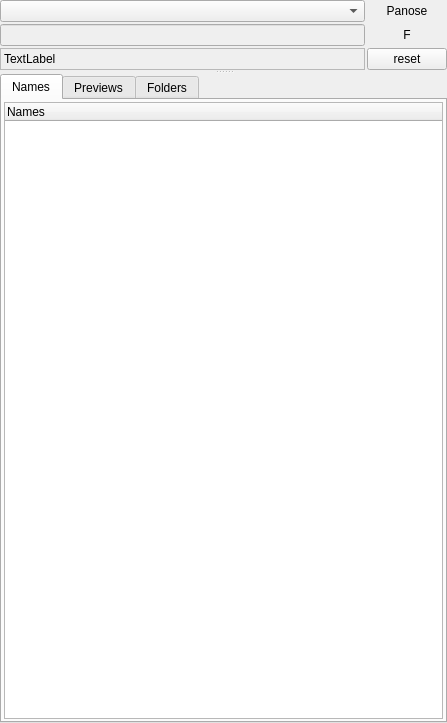
fontmatrix/fontmatrix, file src/listsdock.ui: the form before one commit.
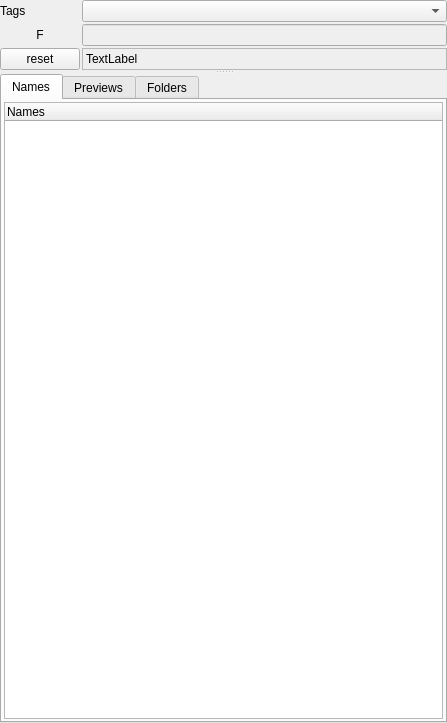
The form after the commit. Icons and pictures are not drawn. Custom widgets are drawn as their Qt base class.

Commit message: Removed - obsololete Panose button in main dock widget Fixed - unbearable slowness of "Browse folders" Added - geometry & floatness of docked widgets (Browse & Tags) are now restored

The edit to the form file:
```diff
--- a/src/listsdock.ui
+++ b/src/listsdock.ui
@@ -50,7 +50,7 @@
          <property name="spacing" >
           <number>2</number>
          </property>
-         <item row="0" column="0" >
+         <item row="0" column="1" >
           <widget class="QComboBox" name="tagsCombo" >
            <property name="sizePolicy" >
             <sizepolicy vsizetype="Fixed" hsizetype="Expanding" >
@@ -69,29 +69,7 @@
            </property>
           </widget>
          </item>
-         <item row="0" column="1" >
-          <widget class="QToolButton" name="panoseButton" >
-           <property name="sizePolicy" >
-            <sizepolicy vsizetype="Fixed" hsizetype="Expanding" >
-             <horstretch>0</horstretch>
-             <verstretch>0</verstretch>
-            </sizepolicy>
-           </property>
-           <property name="toolTip" >
-            <string>Switch to panose filtering</string>
-           </property>
-           <property name="text" >
-            <string>Panose</string>
-           </property>
-           <property name="checkable" >
-            <bool>true</bool>
-           </property>
-           <property name="autoRaise" >
-            <bool>true</bool>
-           </property>
-          </widget>
-         </item>
-         <item row="1" column="0" >
+         <item row="1" column="1" >
           <widget class="QLineEdit" name="searchString" >
            <property name="enabled" >
             <bool>false</bool>
@@ -117,7 +95,39 @@
            </property>
           </widget>
          </item>
-         <item row="1" column="1" >
+         <item row="2" column="1" >
+          <widget class="QLabel" name="filtersCrumb" >
+           <property name="sizePolicy" >
+            <sizepolicy vsizetype="Preferred" hsizetype="Expanding" >
+             <horstretch>2</horstretch>
+             <verstretch>0</verstretch>
+            </sizepolicy>
+           </property>
+           <property name="frameShape" >
+            <enum>QFrame::StyledPanel</enum>
+           </property>
+           <property name="frameShadow" >
+            <enum>QFrame::Plain</enum>
+           </property>
+           <property name="text" >
+            <string>TextLabel</string>
+           </property>
+           <property name="buddy" >
+            <cstring>viewAllButton</cstring>
+           </property>
+          </widget>
+         </item>
+         <item row="0" column="0" >
+          <widget class="QLabel" name="label" >
+           <property name="text" >
+            <string>Tags</string>
+           </property>
+           <property name="buddy" >
+            <cstring>tagsCombo</cstring>
+           </property>
+          </widget>
+         </item>
+         <item row="1" column="0" >
           <widget class="QToolButton" name="fieldButton" >
            <property name="sizePolicy" >
             <sizepolicy vsizetype="Fixed" hsizetype="Fixed" >
@@ -162,28 +172,6 @@
           </widget>
          </item>
          <item row="2" column="0" >
-          <widget class="QLabel" name="filtersCrumb" >
-           <property name="sizePolicy" >
-            <sizepolicy vsizetype="Preferred" hsizetype="Expanding" >
-             <horstretch>2</horstretch>
-             <verstretch>0</verstretch>
-            </sizepolicy>
-           </property>
-           <property name="frameShape" >
-            <enum>QFrame::StyledPanel</enum>
-           </property>
-           <property name="frameShadow" >
-            <enum>QFrame::Plain</enum>
-           </property>
-           <property name="text" >
-            <string>TextLabel</string>
-           </property>
-           <property name="buddy" >
-            <cstring>viewAllButton</cstring>
-           </property>
-          </widget>
-         </item>
-         <item row="2" column="1" >
           <widget class="QPushButton" name="viewAllButton" >
            <property name="sizePolicy" >
             <sizepolicy vsizetype="Fixed" hsizetype="Expanding" >
```
Left out of the diff: 6 changed lines with no effect on the pictures. The commit also changes 7 other files.
